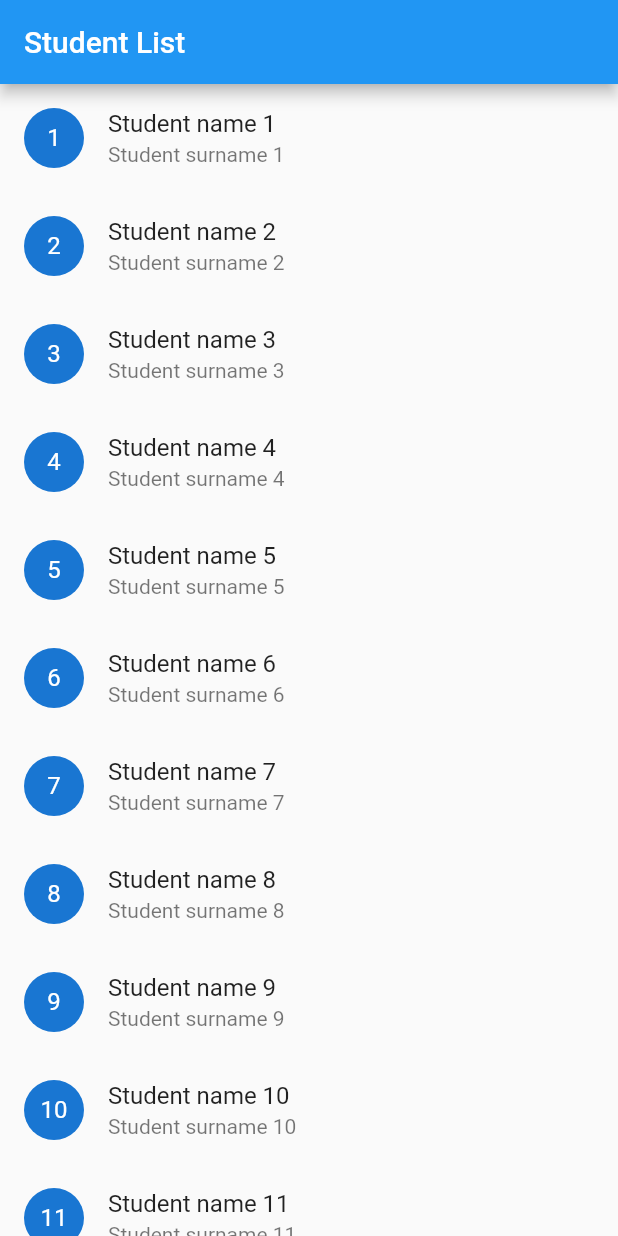
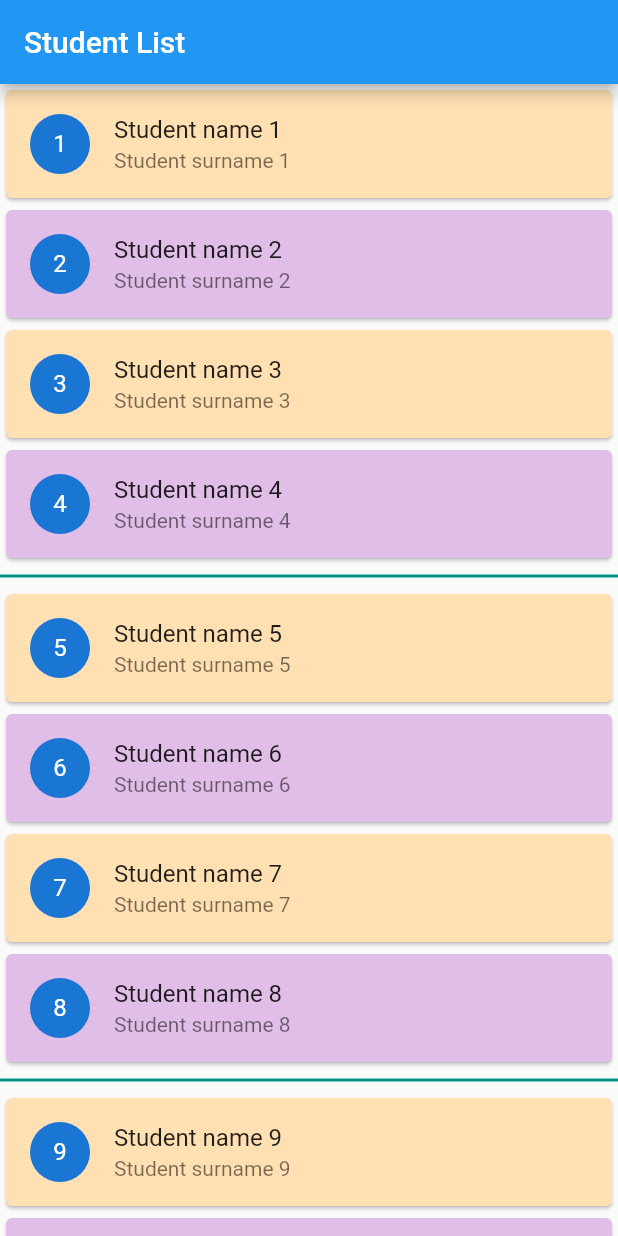
Before and after one commit to yarasaa/DartPractice, a Flutter app: the screen it shows after launch, on a phone screen of 412 x 824 dp. Run offline on Flutter 3.47's test engine with Material 2 defaults, Android fonts, the phone set to English and light mode, and no system bars; our stand-ins replace flutter_easyloading.

Commit message:
package using

```diff
--- a/lib/listview.dart
+++ b/lib/listview.dart
@@ -1,4 +1,5 @@
 import 'package:flutter/material.dart';
+import 'package:flutter_easyloading/flutter_easyloading.dart';
 
 class ListViewUsing extends StatelessWidget {
   ListViewUsing({Key? key}) : super(key: key);
@@ -14,7 +15,56 @@ class ListViewUsing extends StatelessWidget {
       appBar: AppBar(
         title: Text('Student List'),
       ),
-      body: ListView(
+      body: buildListViewSeperated(),
+    );
+  }
+
+  ListView buildListViewSeperated() {
+    return ListView.separated(
+      itemBuilder: (BuildContext context, int index) {
+        var students = allStudent[index];
+        return Card(
+          color:
+              index % 2 == 0 ? Colors.orange.shade100 : Colors.purple.shade100,
+          child: ListTile(
+            onTap: () {
+              if (index % 2 == 0) {
+                EasyLoading.instance.backgroundColor = Colors.red;
+              } else {
+                EasyLoading.instance.backgroundColor = Colors.yellow;
+              }
+              EasyLoading.showToast(
+                'Tıklandı...',
+                duration: Duration(
+                  seconds: 3,
+                ),
+                dismissOnTap: true,
+                toastPosition: EasyLoadingToastPosition.bottom,
+              );
+            },
+            title: Text(students.name),
+            subtitle: Text(students.surname),
+            leading: CircleAvatar(
+              child: Text(
+                students.id.toString(),
+              ),
+            ),
+          ),
+        );
+      },
+      itemCount: allStudent.length,
+      separatorBuilder: (context, index) {
+        var newIndex = index + 1;
+        if (newIndex % 4 == 0) {
+          return Divider(thickness: 2, color: Colors.teal);
+        }
+        return SizedBox();
+      },
+    );
+  }
+
+  ListView ClassicListView() {
+    return ListView(
       children: allStudent
           .map(
             (Student student) => ListTile(
@@ -28,7 +78,6 @@ class ListViewUsing extends StatelessWidget {
             ),
           )
           .toList(),
-      ),
     );
   }
 }
--- a/pubspec.yaml
+++ b/pubspec.yaml
@@ -3,7 +3,7 @@ description: A new Flutter project.
 
 # The following line prevents the package from being accidentally published to
 # pub.dev using `flutter pub publish`. This is preferred for private packages.
-publish_to: 'none' # Remove this line if you wish to publish to pub.dev
+publish_to: "none" # Remove this line if you wish to publish to pub.dev
 
 # The following defines the version and build number for your application.
 # A version number is three numbers separated by dots, like 1.2.43
@@ -30,7 +30,6 @@ dependencies:
   flutter:
     sdk: flutter
 
-
   # The following adds the Cupertino Icons font to your application.
   # Use with the CupertinoIcons class for iOS style icons.
   cupertino_icons: ^1.0.2
@@ -38,6 +37,7 @@ dependencies:
 dev_dependencies:
   flutter_test:
     sdk: flutter
+  flutter_easyloading: ^3.0.5
 
   # The "flutter_lints" package below contains a set of recommended lints to
   # encourage good coding practices. The lint set provided by the package is
@@ -51,7 +51,6 @@ dev_dependencies:
 
 # The following section is specific to Flutter packages.
 flutter:
-
   # The following line ensures that the Material Icons font is
   # included with your application, so that you can use the icons in
   # the material Icons class.
```
Also changed, not shown: lib/main.dart (+22 -1 lines), pubspec.lock, 1 other file. Lines whose indentation alone changed are shown as unchanged.
